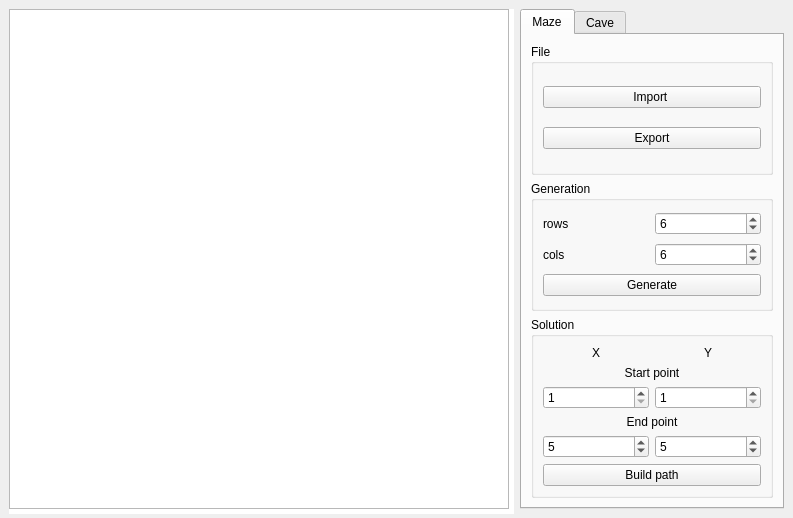
Oleg-Sl/A1_Maze, file src/source/view/mainwindow.ui: the form before one commit.
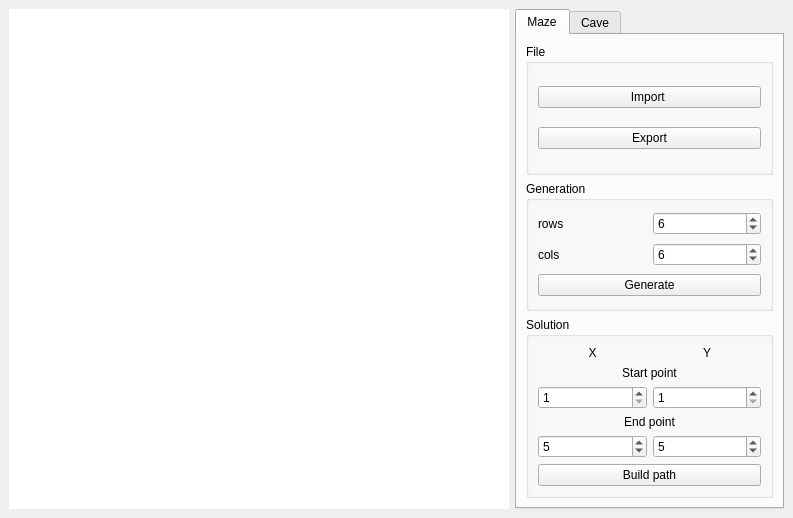
The form after the commit.

```diff
--- a/src/source/view/mainwindow.ui
+++ b/src/source/view/mainwindow.ui
@@ -46,14 +46,14 @@
         </property>
         <property name="minimumSize">
          <size>
-          <width>505</width>
-          <height>505</height>
+          <width>500</width>
+          <height>500</height>
          </size>
         </property>
         <property name="maximumSize">
          <size>
-          <width>505</width>
-          <height>505</height>
+          <width>500</width>
+          <height>500</height>
          </size>
         </property>
         <property name="styleSheet">
@@ -434,28 +434,6 @@
       </item>
      </layout>
     </item>
-    <item row="0" column="0">
-     <widget class="QGraphicsView" name="view_screen">
-      <property name="minimumSize">
-       <size>
-        <width>500</width>
-        <height>500</height>
-       </size>
-      </property>
-      <property name="maximumSize">
-       <size>
-        <width>500</width>
-        <height>500</height>
-       </size>
-      </property>
-      <property name="verticalScrollBarPolicy">
-       <enum>Qt::ScrollBarAlwaysOff</enum>
-      </property>
-      <property name="horizontalScrollBarPolicy">
-       <enum>Qt::ScrollBarAlwaysOff</enum>
-      </property>
-     </widget>
-    </item>
    </layout>
   </widget>
  </widget>
```
Left out of the diff: 2 changed lines with no effect on the pictures.
